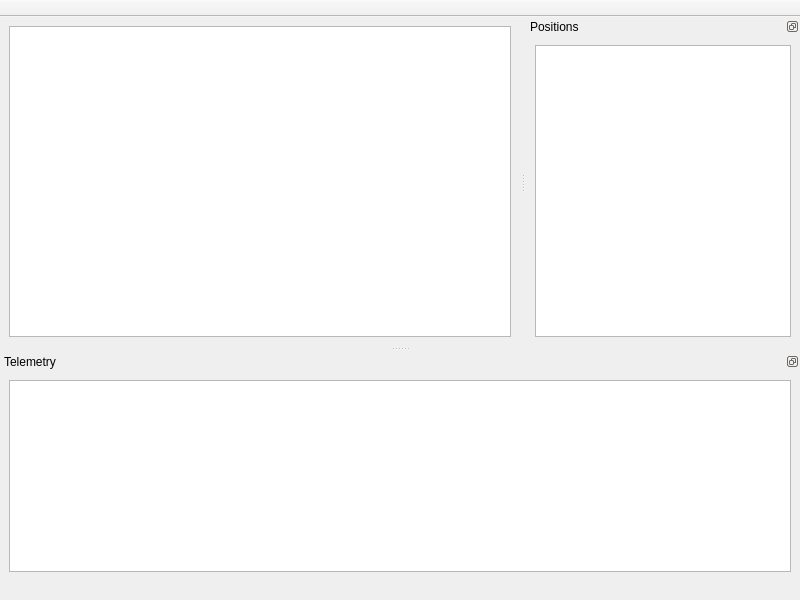
Pesa/forse, file src/forse/race_info/RaceInfoWindow.ui: the form before one commit.
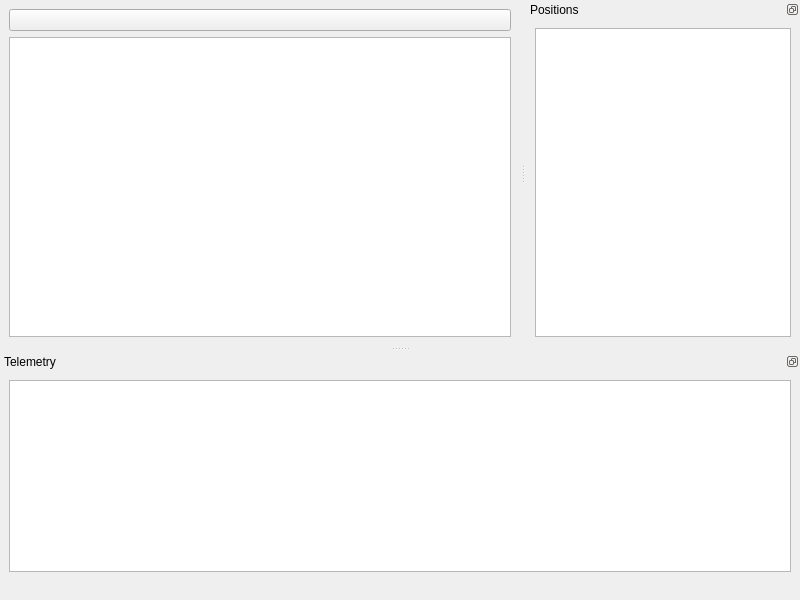
The form after the commit. Icons and pictures are not drawn. Custom widgets are drawn as their Qt base class.

Commit message: [RaceInfoWindow] Allow starting and pausing the simulation through this GUI.

```diff
--- a/src/forse/race_info/RaceInfoWindow.ui
+++ b/src/forse/race_info/RaceInfoWindow.ui
@@ -18,7 +18,14 @@
     <normaloff>:/icons/race-info.png</normaloff>:/icons/race-info.png</iconset>
   </property>
   <widget class="QWidget" name="centralWidget">
-   <layout class="QHBoxLayout" name="horizontalLayout_3">
+   <layout class="QVBoxLayout" name="verticalLayout">
+    <item>
+     <widget class="QPushButton" name="startpauseButton">
+      <property name="text">
+       <string/>
+      </property>
+     </widget>
+    </item>
     <item>
      <widget class="TrackView" name="trackView"/>
     </item>
@@ -29,29 +36,6 @@
     <bool>false</bool>
    </property>
   </widget>
-  <widget class="QToolBar" name="toolBar">
-   <property name="movable">
-    <bool>false</bool>
-   </property>
-   <property name="allowedAreas">
-    <set>Qt::TopToolBarArea</set>
-   </property>
-   <property name="iconSize">
-    <size>
-     <width>32</width>
-     <height>32</height>
-    </size>
-   </property>
-   <property name="floatable">
-    <bool>false</bool>
-   </property>
-   <attribute name="toolBarArea">
-    <enum>TopToolBarArea</enum>
-   </attribute>
-   <attribute name="toolBarBreak">
-    <bool>false</bool>
-   </attribute>
-  </widget>
   <widget class="QDockWidget" name="telemetryDock">
    <property name="features">
     <set>QDockWidget::DockWidgetFloatable|QDockWidget::DockWidgetMovable</set>
```
The commit also changes 1 other file.
